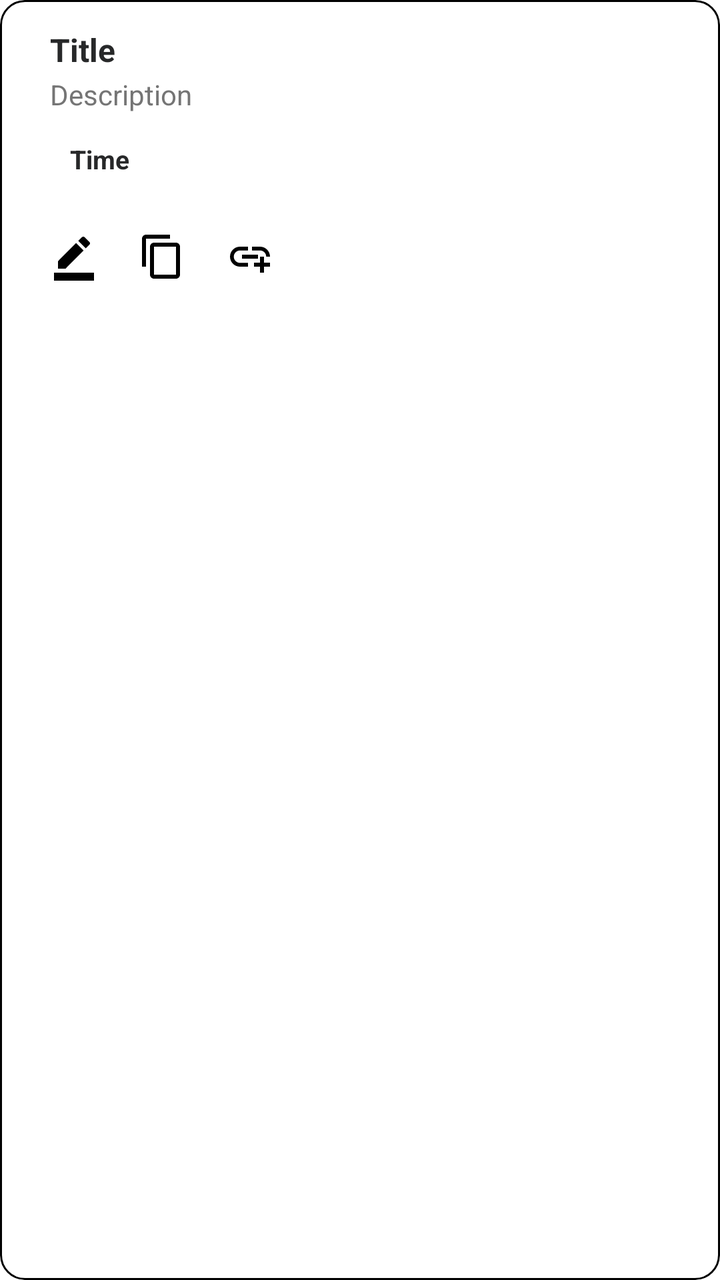
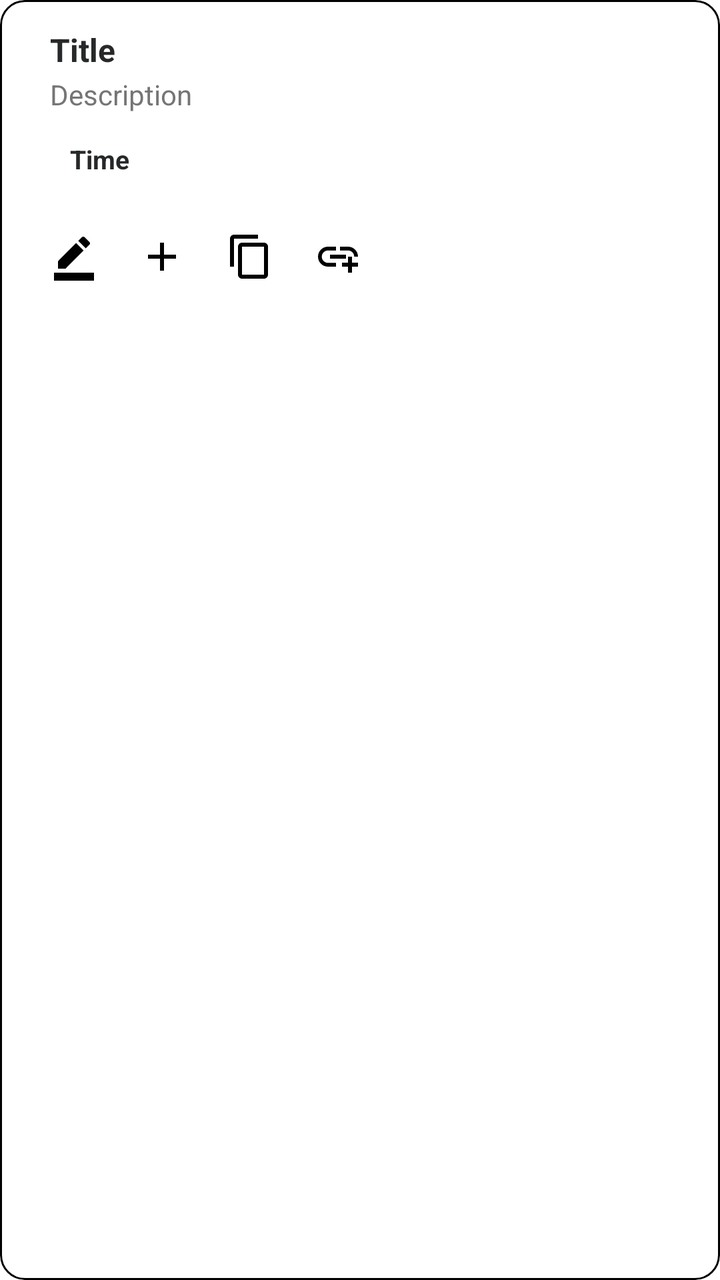

Compare the two renders of this Android layout. The source of the first and the diff that turns it into the second are given below.
<!-- AndroidManifest.xml: application theme Theme.Nudge -->
<!-- res/layout/item_reminder.xml -->
<LinearLayout xmlns:android="http://schemas.android.com/apk/res/android"
    xmlns:app="http://schemas.android.com/apk/res-auto"
    android:id="@+id/cardRoot"
    android:layout_width="match_parent"
    android:layout_height="wrap_content"
    android:layout_marginHorizontal="16dp"
    android:layout_marginVertical="8dp"
    android:background="@drawable/bg_reminder_card"
    android:clipToOutline="true"
    android:orientation="horizontal">

    <View
        android:id="@+id/accentBar"
        android:layout_width="9dp"
        android:layout_height="match_parent" />

    <LinearLayout
        android:id="@+id/cardContent"
        android:layout_width="0dp"
        android:layout_height="wrap_content"
        android:layout_weight="1"
        android:orientation="vertical">

        <LinearLayout
            android:layout_width="match_parent"
            android:layout_height="wrap_content"
            android:orientation="vertical"
            android:paddingStart="16dp"
            android:paddingTop="14dp"
            android:paddingEnd="14dp"
            android:paddingBottom="14dp">

            <LinearLayout
                android:layout_width="match_parent"
                android:layout_height="wrap_content"
                android:orientation="horizontal">

                <LinearLayout
                    android:layout_width="0dp"
                    android:layout_height="wrap_content"
                    android:layout_weight="1"
                    android:layout_gravity="center_vertical"
                    android:orientation="vertical">

                    <TextView
                        android:id="@+id/title"
                        android:layout_width="wrap_content"
                        android:layout_height="wrap_content"
                        android:text="Title"
                        android:textStyle="bold"
                        android:textColor="@color/colorTextPrimary"
                        android:textSize="16sp" />

                    <TextView
                        android:id="@+id/pendingBadge"
                        android:layout_width="wrap_content"
                        android:layout_height="wrap_content"
                        android:text="Not Backed Up"
                        android:textColor="#E53935"
                        android:textSize="11sp"
                        android:textStyle="italic"
                        android:visibility="gone" />

                    <TextView
                        android:id="@+id/description"
                        android:layout_width="wrap_content"
                        android:layout_height="wrap_content"
                        android:layout_marginTop="2dp"
                        android:text="Description"
                        android:textColor="@color/colorTextSecondary"
                        android:textSize="14sp" />
                </LinearLayout>

                <ImageView
                    android:id="@+id/contextIcon"
                    android:layout_width="40dp"
                    android:layout_height="40dp"
                    android:layout_marginStart="12dp"
                    android:layout_gravity="top"
                    android:padding="9dp"
                    android:importantForAccessibility="no"
                    android:visibility="gone" />
            </LinearLayout>

            <LinearLayout
                android:layout_width="match_parent"
                android:layout_height="wrap_content"
                android:layout_marginTop="10dp"
                android:gravity="center_vertical"
                android:orientation="horizontal">

                <TextView
                    android:id="@+id/time"
                    android:layout_width="wrap_content"
                    android:layout_height="wrap_content"
                    android:paddingHorizontal="10dp"
                    android:paddingVertical="4dp"
                    android:text="Time"
                    android:textColor="@color/colorTextPrimary"
                    android:textSize="13sp"
                    android:textStyle="bold" />
            </LinearLayout>

            <TextView
                android:id="@+id/read"
                android:layout_width="wrap_content"
                android:layout_height="wrap_content"
                android:text="Read Time"
                android:visibility="gone"
                android:textColor="@color/colorTextSecondary"
                android:textSize="12sp" />

            <TextView
                android:id="@+id/id"
                android:layout_width="wrap_content"
                android:layout_height="wrap_content"
                android:text="Id"
                android:visibility="gone"
                android:textSize="12sp" />
        </LinearLayout>

        <LinearLayout
            android:id="@+id/actionRow"
            android:layout_width="match_parent"
            android:layout_height="wrap_content"
            android:orientation="horizontal"
            android:gravity="center_vertical"
            android:paddingHorizontal="8dp"
            android:paddingVertical="2dp">

            <ImageButton
                android:id="@+id/editButton"
                android:layout_width="40dp"
                android:layout_height="40dp"
                android:contentDescription="Edit"
                android:src="@drawable/ic_edit"
                app:tint="?attr/colorOnSurface"
                android:background="?attr/selectableItemBackgroundBorderless"
                android:padding="10dp" />

            <ImageButton
                android:id="@+id/copyButton"
                android:layout_width="40dp"
                android:layout_height="40dp"
                android:layout_marginStart="4dp"
                android:contentDescription="Copy"
                android:src="@drawable/ic_copy"
                app:tint="?attr/colorOnSurface"
                android:background="?attr/selectableItemBackgroundBorderless"
                android:padding="10dp" />

            <ImageButton
                android:id="@+id/linkButton"
                android:layout_width="40dp"
                android:layout_height="40dp"
                android:layout_marginStart="4dp"
                android:contentDescription="Link"
                android:src="@drawable/ic_link"
                app:tint="?attr/colorOnSurface"
                android:background="?attr/selectableItemBackgroundBorderless"
                android:padding="10dp" />

            <View
                android:layout_width="0dp"
                android:layout_height="1dp"
                android:layout_weight="1" />

            <TextView
                android:id="@+id/countdown"
                android:layout_width="wrap_content"
                android:layout_height="wrap_content"
                android:layout_marginStart="8dp"
                android:layout_marginEnd="8dp"
                android:singleLine="true"
                android:textColor="@color/colorTextSecondary"
                android:textSize="12sp"
                android:textStyle="bold"
                android:visibility="gone" />

            
            <TextView
                android:id="@+id/templateBadge"
                android:layout_width="18dp"
                android:layout_height="18dp"
                android:layout_marginEnd="8dp"
                android:contentDescription="Matches a template"
                android:gravity="center"
                android:includeFontPadding="false"
                android:text="T"
                android:textSize="11sp"
                android:textStyle="bold"
                android:visibility="gone" />
        </LinearLayout>
    </LinearLayout>
</LinearLayout>
<!-- resources referenced by this layout -->
<resources>
  <color name="colorTextPrimary">#272829</color>
  <color name="colorTextSecondary">#757575</color>
  <!-- drawable bg_reminder_card (drawable) -->
  <shape xmlns:android="http://schemas.android.com/apk/res/android"
      android:shape="rectangle">
  
      
      <corners android:radius="12dp" />
  
      
      <solid android:color="?attr/colorSurface" />
  
      
      <stroke
          android:width="1dp"
          android:color="?attr/colorOutline" />
  
  </shape>
  <!-- drawable ic_copy (drawable) -->
  <vector xmlns:android="http://schemas.android.com/apk/res/android" android:height="24dp" android:tint="#FFFFFF" android:viewportHeight="24" android:viewportWidth="24" android:width="24dp">
        
      <path android:fillColor="@android:color/white" android:pathData="M16,1L4,1c-1.1,0 -2,0.9 -2,2v14h2L4,3h12L16,1zM19,5L8,5c-1.1,0 -2,0.9 -2,2v14c0,1.1 0.9,2 2,2h11c1.1,0 2,-0.9 2,-2L21,7c0,-1.1 -0.9,-2 -2,-2zM19,21L8,21L8,7h11v14z"/>
      
  </vector>
  <!-- drawable ic_edit (drawable) -->
  <vector xmlns:android="http://schemas.android.com/apk/res/android" android:height="24dp" android:tint="#FFFFFF" android:viewportHeight="24" android:viewportWidth="24" android:width="24dp">
        
      <path android:fillColor="@android:color/white" android:pathData="M22,24H2v-4h20V24zM13.06,5.19l3.75,3.75L7.75,18H4v-3.75L13.06,5.19zM17.88,7.87l-3.75,-3.75l1.83,-1.83c0.39,-0.39 1.02,-0.39 1.41,0l2.34,2.34c0.39,0.39 0.39,1.02 0,1.41L17.88,7.87z"/>
      
  </vector>
  <!-- drawable ic_link (drawable) -->
  <vector xmlns:android="http://schemas.android.com/apk/res/android" android:height="24dp" android:tint="#FFFFFF" android:viewportHeight="24" android:viewportWidth="24" android:width="24dp">
        
      <path android:fillColor="@android:color/white" android:pathData="M8,11h8v2L8,13zM20.1,12L22,12c0,-2.76 -2.24,-5 -5,-5h-4v1.9h4c1.71,0 3.1,1.39 3.1,3.1zM3.9,12c0,-1.71 1.39,-3.1 3.1,-3.1h4L11,7L7,7c-2.76,0 -5,2.24 -5,5s2.24,5 5,5h4v-1.9L7,15.1c-1.71,0 -3.1,-1.39 -3.1,-3.1zM19,12h-2v3h-3v2h3v3h2v-3h3v-2h-3z"/>
      
  </vector>
  <style name="Theme.Nudge" parent="Theme.MaterialComponents.DayNight.NoActionBar">
          
          <item name="colorPrimary">@color/colorPrimary</item>
          <item name="colorPrimaryVariant">@color/colorPrimaryDark</item>
          <item name="colorOnPrimary">@color/white</item>
          
          <item name="colorSecondary">@color/colorAccent</item>
          <item name="colorSecondaryVariant">@color/colorAccent</item>
          <item name="colorOnSecondary">@color/black</item>
          
          <item name="android:colorBackground">@color/colorBackground</item>
          
          <item name="android:textColorPrimary">@color/colorTextPrimary</item>
          <item name="android:textColorSecondary">@color/colorTextSecondary</item>
          
          <item name="android:windowBackground">@color/colorBackground</item>
          <item name="android:statusBarColor">@color/colorTheme</item>
      </style>
  <color name="colorPrimary">#1E88E5</color>
  <color name="colorPrimaryDark">#1565C0</color>
  <color name="white">#FFFFFFFF</color>
  <color name="colorAccent">#B0B0B0</color>
  <color name="black">#FF000000</color>
  <color name="colorBackground">#FFFFFF</color>
  <color name="colorTheme">#58CBFF</color>
</resources>

<!-- the commit's change to res/layout/item_reminder.xml (unified diff, before → after) -->
@@ -69,6 +69,17 @@
                         android:text="Description"
                         android:textColor="@color/colorTextSecondary"
                         android:textSize="14sp" />
+
+                    
+                    <TextView
+                        android:id="@+id/projectTag"
+                        android:layout_width="wrap_content"
+                        android:layout_height="wrap_content"
+                        android:layout_marginTop="2dp"
+                        android:textColor="@color/colorTextSecondary"
+                        android:textSize="12sp"
+                        android:textStyle="italic"
+                        android:visibility="gone" />
                 </LinearLayout>
 
                 <ImageView
@@ -134,6 +145,17 @@
                 android:layout_height="40dp"
                 android:contentDescription="Edit"
                 android:src="@drawable/ic_edit"
+                app:tint="?attr/colorOnSurface"
+                android:background="?attr/selectableItemBackgroundBorderless"
+                android:padding="10dp" />
+
+            <ImageButton
+                android:id="@+id/projectButton"
+                android:layout_width="40dp"
+                android:layout_height="40dp"
+                android:layout_marginStart="4dp"
+                android:contentDescription="Add to project"
+                android:src="@drawable/ic_add"
                 app:tint="?attr/colorOnSurface"
                 android:background="?attr/selectableItemBackgroundBorderless"
                 android:padding="10dp" />
<!-- resource entries referenced after the edit -->
@@ -18,6 +18,12 @@
           android:color="?attr/colorOutline" />
   
   </shape>
+  <!-- drawable ic_add (drawable) -->
+  <?xml version="1.0" encoding="utf-8"?>
+  <vector xmlns:android="http://schemas.android.com/apk/res/android"
+      android:width="24dp" android:height="24dp" android:viewportWidth="24" android:viewportHeight="24">
+      <path android:fillColor="#FFFFFFFF" android:pathData="M19,13h-6v6h-2v-6H5v-2h6V5h2v6h6v2z" />
+  </vector>
   <!-- drawable ic_copy (drawable) -->
   <vector xmlns:android="http://schemas.android.com/apk/res/android" android:height="24dp" android:tint="#FFFFFF" android:viewportHeight="24" android:viewportWidth="24" android:width="24dp">
         
